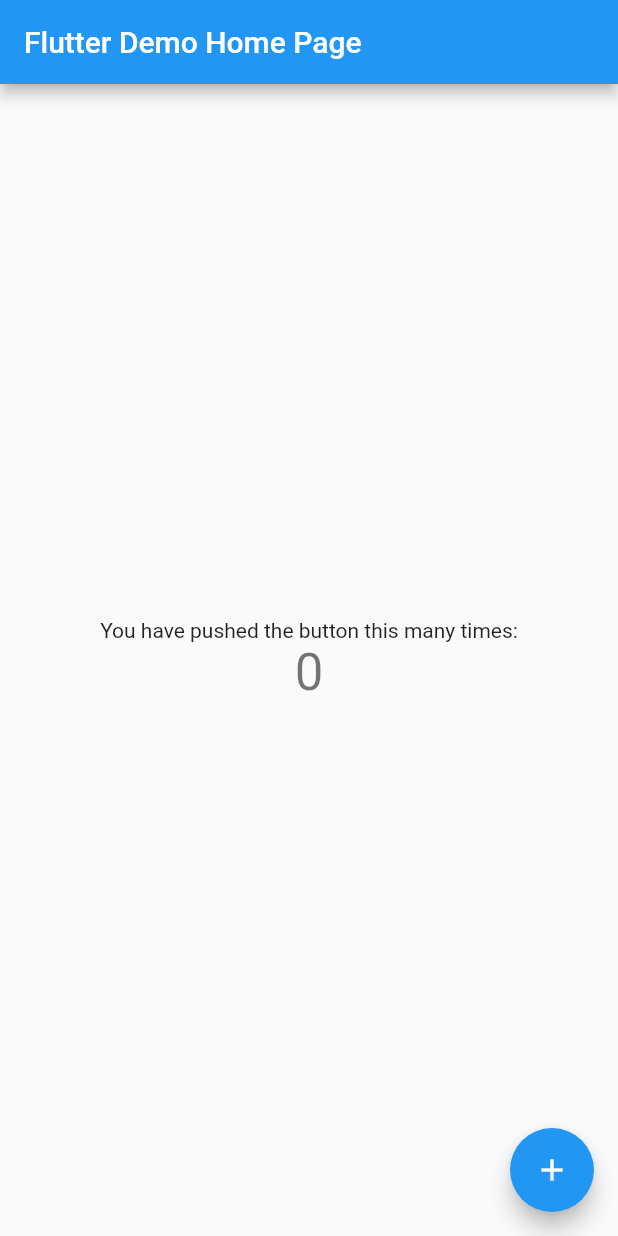
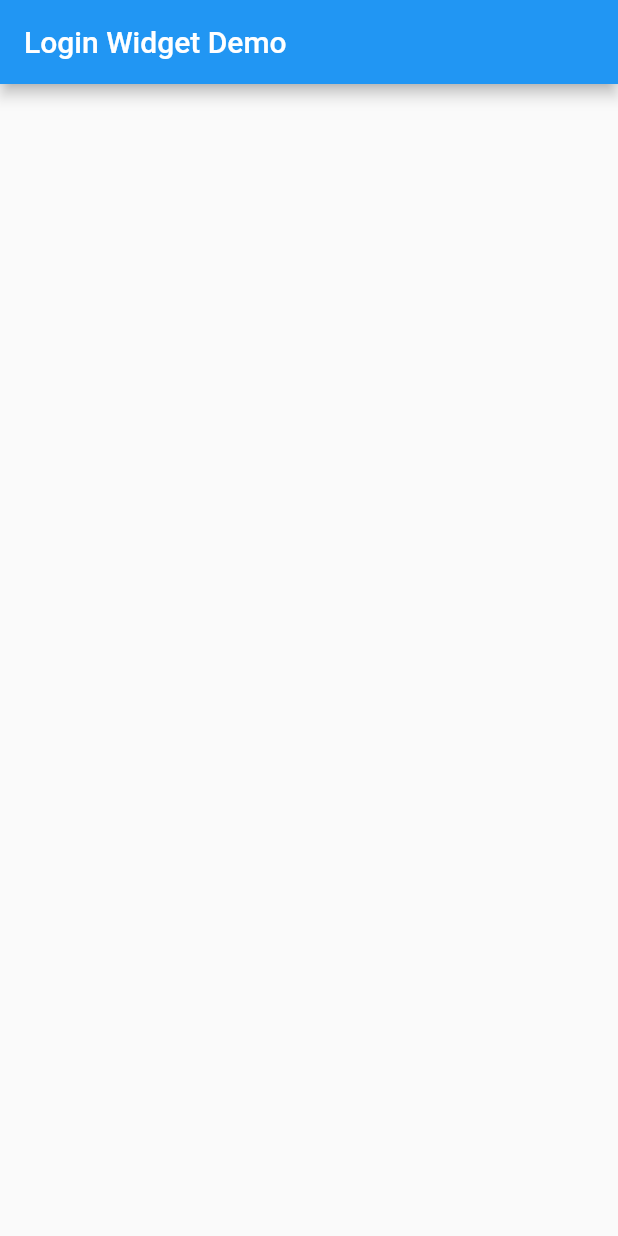
Before and after one commit to tytydraco/login_widget, a Flutter app: the screen it shows after launch, on a phone screen of 412 x 824 dp. Run offline on Flutter 3.47's test engine with Material 2 defaults, Android fonts, the phone set to English and light mode, and no system bars.

Commit message:
Create initial widget layout
Signed-off-by: Tyler Nijmeh <tylernij@gmail.com>

```diff
--- a/lib/main.dart
+++ b/lib/main.dart
@@ -7,39 +7,20 @@ void main() {
 class MyApp extends StatelessWidget {
   const MyApp({Key? key}) : super(key: key);
 
-  // This widget is the root of your application.
   @override
   Widget build(BuildContext context) {
     return MaterialApp(
-      title: 'Flutter Demo',
+      title: 'Login Widget Demo',
       theme: ThemeData(
-        // This is the theme of your application.
-        //
-        // Try running your application with "flutter run". You'll see the
-        // application has a blue toolbar. Then, without quitting the app, try
-        // changing the primarySwatch below to Colors.green and then invoke
-        // "hot reload" (press "r" in the console where you ran "flutter run",
-        // or simply save your changes to "hot reload" in a Flutter IDE).
-        // Notice that the counter didn't reset back to zero; the application
-        // is not restarted.
         primarySwatch: Colors.blue,
       ),
-      home: const MyHomePage(title: 'Flutter Demo Home Page'),
+      home: const MyHomePage(title: 'Login Widget Demo'),
     );
   }
 }
 
 class MyHomePage extends StatefulWidget {
   const MyHomePage({Key? key, required this.title}) : super(key: key);
-
-  // This widget is the home page of your application. It is stateful, meaning
-  // that it has a State object (defined below) that contains fields that affect
-  // how it looks.
-
-  // This class is the configuration for the state. It holds the values (in this
-  // case the title) provided by the parent (in this case the App widget) and
-  // used by the build method of the State. Fields in a Widget subclass are
-  // always marked "final".
 
   final String title;
 
@@ -48,68 +29,15 @@ class MyHomePage extends StatefulWidget {
 }
 
 class _MyHomePageState extends State<MyHomePage> {
-  int _counter = 0;
-
-  void _incrementCounter() {
-    setState(() {
-      // This call to setState tells the Flutter framework that something has
-      // changed in this State, which causes it to rerun the build method below
-      // so that the display can reflect the updated values. If we changed
-      // _counter without calling setState(), then the build method would not be
-      // called again, and so nothing would appear to happen.
-      _counter++;
-    });
-  }
-
   @override
   Widget build(BuildContext context) {
-    // This method is rerun every time setState is called, for instance as done
-    // by the _incrementCounter method above.
-    //
-    // The Flutter framework has been optimized to make rerunning build methods
-    // fast, so that you can just rebuild anything that needs updating rather
-    // than having to individually change instances of widgets.
     return Scaffold(
       appBar: AppBar(
-        // Here we take the value from the MyHomePage object that was created by
-        // the App.build method, and use it to set our appbar title.
         title: Text(widget.title),
       ),
       body: Center(
-        // Center is a layout widget. It takes a single child and positions it
-        // in the middle of the parent.
-        child: Column(
-          // Column is also a layout widget. It takes a list of children and
-          // arranges them vertically. By default, it sizes itself to fit its
-          // children horizontally, and tries to be as tall as its parent.
-          //
-          // Invoke "debug painting" (press "p" in the console, choose the
-          // "Toggle Debug Paint" action from the Flutter Inspector in Android
-          // Studio, or the "Toggle Debug Paint" command in Visual Studio Code)
-          // to see the wireframe for each widget.
-          //
-          // Column has various properties to control how it sizes itself and
-          // how it positions its children. Here we use mainAxisAlignment to
-          // center the children vertically; the main axis here is the vertical
-          // axis because Columns are vertical (the cross axis would be
-          // horizontal).
-          mainAxisAlignment: MainAxisAlignment.center,
-          children: <Widget>[
-            const Text(
-              'You have pushed the button this many times:',
-            ),
-            Text(
-              '$_counter',
-              style: Theme.of(context).textTheme.headline4,
-            ),
-          ],
-        ),
+        child: Column(),
       ),
-      floatingActionButton: FloatingActionButton(
-        onPressed: _incrementCounter,
-        tooltip: 'Increment',
-        child: const Icon(Icons.add),
-      ), // This trailing comma makes auto-formatting nicer for build methods.
     );
   }
 }
```
Also changed, not shown: lib/widgets/login_field_widget.dart (added, +17 -0 lines), lib/widgets/login_widget.dart (added, +22 -0 lines).
